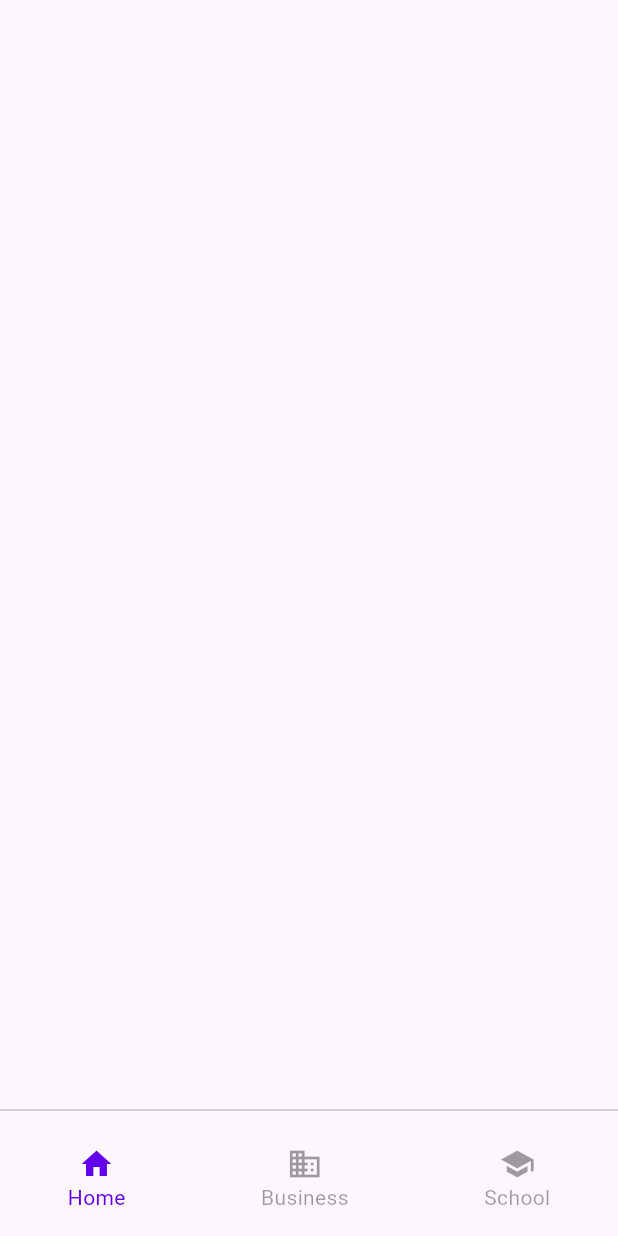
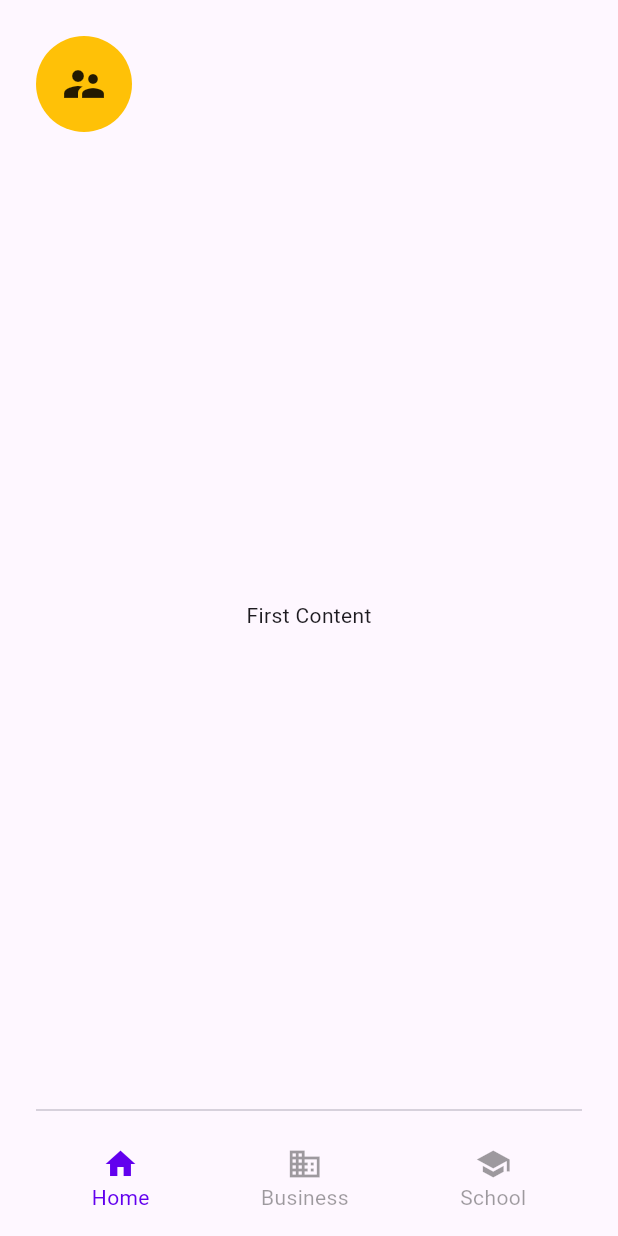
Before and after one commit to avainfo/M2I_Cours_Flutter, a Flutter app: the screen it shows after launch, on a phone screen of 412 x 824 dp. Run offline on Flutter 3.47's test engine with Material 3 defaults, Android fonts, the phone set to English and light mode, and no system bars.

Commit message:
feat: Implement page navigation and profile page access
Implement page navigation on `SecondPage` controlled by the `BottomNavBar`. The content of `SecondPage` now dynamically changes based on the selected navigation icon. A profile icon has been added that navigates to a new `ProfilePage`.

Changes:
- Convert `SecondPage` to a `StatefulWidget` to manage the currently displayed page index.
- Add three new content widgets: `FirstContent`, `SecondContent`, and `ThirdContent` to be displayed on `SecondPage`.
- Introduce a profile icon on `SecondPage` that navigates to the new `ProfilePage`.
- Add a new `ProfilePage` with a back button.
- Convert `BottomIcon` to a `StatefulWidget` and add a required `func` callback to handle tap events.
- Update `BottomNavBar` to pass a `changePage` function to its `BottomIcon` children, allowing it to control the page index in `SecondPage`.

```diff
--- a/lib/pages/second_page.dart
+++ b/lib/pages/second_page.dart
@@ -1,4 +1,8 @@
 import 'package:flutter/material.dart';
+import 'package:m2i_cours_flutter/pages/profile_page.dart';
+import 'package:m2i_cours_flutter/pages/second_page/first_content.dart';
+import 'package:m2i_cours_flutter/pages/second_page/second_content.dart';
+import 'package:m2i_cours_flutter/pages/second_page/third_content.dart';
 import 'package:m2i_cours_flutter/widgets/navbar/bottom_nav_bar.dart';
 
 class SecondPage extends StatefulWidget {
@@ -9,14 +13,57 @@ class SecondPage extends StatefulWidget {
 }
 
 class _SecondPageState extends State<SecondPage> {
+  int pageIndex = 0;
+
+  List<StatelessWidget> pages = [
+    FirstContent(),
+    SecondContent(),
+    ThirdContent(),
+  ];
+
+  void changePage(int newIndex) {
+    if (pageIndex != newIndex) {
+      setState(() {
+        pageIndex = newIndex;
+      });
+    }
+  }
+
   @override
   Widget build(BuildContext context) {
     return Scaffold(
-      body: Column(
-        children: [
-          Spacer(),
-          BottomNavBar(),
-        ],
+      body: Padding(
+        padding: .only(left: 24, top: 24, right: 24),
+        child: Column(
+          children: [
+            Row(
+              children: [
+                Material(
+                  color: Colors.amber,
+                  borderRadius: .circular(500),
+                  child: InkWell(
+                    onTap: () {
+                      Navigator.push(
+                        context,
+                        MaterialPageRoute(builder: (context) => ProfilePage()),
+                      );
+                    },
+                    borderRadius: .circular(500),
+                    child: Padding(
+                      padding: const EdgeInsets.all(16.0),
+                      child: Icon(Icons.supervisor_account, size: 32),
+                    ),
+                  ),
+                ),
+                Spacer(),
+              ],
+            ),
+            Expanded(
+              child: pages[pageIndex],
+            ),
+            BottomNavBar(func: changePage),
+          ],
+        ),
       ),
     );
   }
--- /dev/null
+++ b/lib/pages/second_page/first_content.dart
@@ -0,0 +1,12 @@
+import 'package:flutter/material.dart';
+
+class FirstContent extends StatelessWidget {
+  const FirstContent({super.key});
+
+  @override
+  Widget build(BuildContext context) {
+    return Center(
+      child: Text("First Content"),
+    );
+  }
+}
--- a/lib/widgets/navbar/bottom_icon.dart
+++ b/lib/widgets/navbar/bottom_icon.dart
@@ -1,33 +1,42 @@
 import 'package:flutter/material.dart';
 
-class BottomIcon extends StatelessWidget {
+class BottomIcon extends StatefulWidget {
   final IconData icon;
   final String text;
   final Color color;
+  final Function() func;
 
-  const BottomIcon({
+  BottomIcon({
     super.key,
     this.icon = Icons.question_mark_rounded,
     this.text = "Not configured",
     this.color = Colors.black38,
+    required this.func,
   });
 
   @override
+  State<BottomIcon> createState() => _BottomIconState();
+}
+
+class _BottomIconState extends State<BottomIcon> {
+  @override
   Widget build(BuildContext context) {
     return InkWell(
-      onTap: () {},
+      onTap: () {
+        widget.func();
+      },
       borderRadius: .circular(50),
       child: Padding(
         padding: .all(16.0),
         child: Column(
           children: [
             Icon(
-              icon,
-              color: color,
+              widget.icon,
+              color: widget.color,
             ),
             Text(
-              text,
-              style: TextStyle(color: color),
+              widget.text,
+              style: TextStyle(color: widget.color),
             ),
           ],
         ),
--- a/lib/widgets/navbar/bottom_nav_bar.dart
+++ b/lib/widgets/navbar/bottom_nav_bar.dart
@@ -2,8 +2,11 @@ import 'package:flutter/material.dart';
 import 'package:m2i_cours_flutter/widgets/navbar/bottom_icon.dart';
 
 class BottomNavBar extends StatelessWidget {
+  final Function func;
+
   const BottomNavBar({
     super.key,
+    required this.func,
   });
 
   @override
@@ -17,15 +20,20 @@ class BottomNavBar extends StatelessWidget {
             BottomIcon(
               icon: Icons.home,
               text: "Home",
-              color: ColorScheme.light().primary,
+              color: ColorScheme
+                  .light()
+                  .primary,
+              func: () => func(0),
             ),
             BottomIcon(
               icon: Icons.business,
               text: "Business",
+              func: () => func(1),
             ),
             BottomIcon(
               icon: Icons.school,
               text: "School",
+              func: () => func(2),
             ),
           ],
         ),
```
Also changed, not shown: lib/pages/profile_page.dart (added, +30 -0 lines), lib/pages/second_page/second_content.dart (added, +12 -0 lines), lib/pages/second_page/third_content.dart (added, +12 -0 lines).
